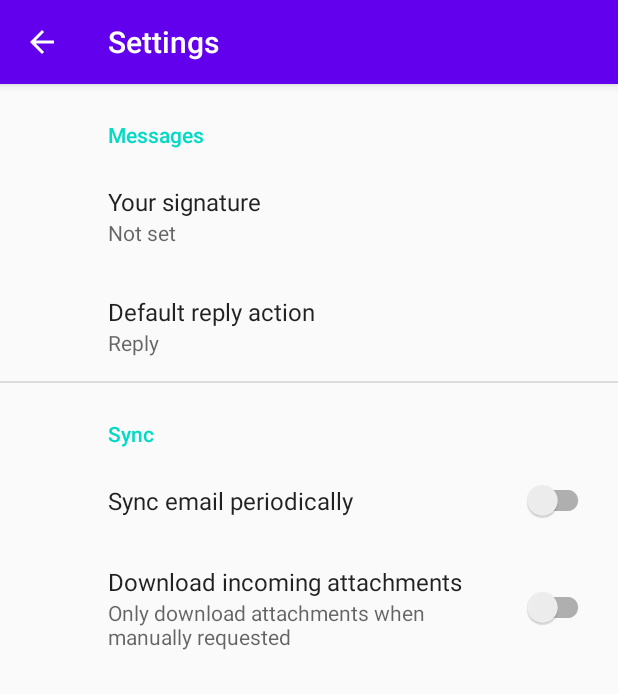
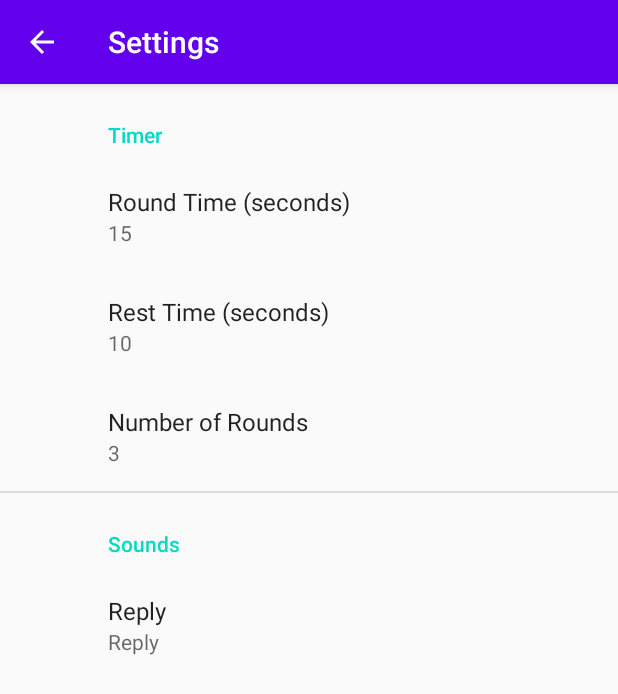
Before and after one commit to shuaybk/SirBoxalot, an Android app: the SettingsActivity screen opened directly, with no data from a screen before it, on a phone screen of 412 x 824 dp. Shown: the top 694 px of the screen. Run offline under Robolectric (Android 15) with nearby library versions, the phone set to English and light mode, and no system bars; our stand-ins replace androidx.preference; libraries missing offline, so code that uses them is left out: com.shuayb.capstone.

```diff
--- a/app/src/main/java/com/shuayb/capstone/android/sirboxalot/MainActivity.kt
+++ b/app/src/main/java/com/shuayb/capstone/android/sirboxalot/MainActivity.kt
@@ -37,6 +37,7 @@ class MainActivity : AppCompatActivity() {
     }
 
     private fun initSetup() {
+        updateTimerViews()
         mediaPlayer = MediaPlayer.create(this, R.raw.triple_bell)
         mBinding.startButton.setOnClickListener {
             startCounterThread()
@@ -140,7 +141,9 @@ class MainActivity : AppCompatActivity() {
     }
 
     private fun resetCounter() {
-        counterJob.cancel()
+        if (::counterJob.isInitialized) {
+            counterJob.cancel()
+        }
         timerState = TIMER_STATE_STOPPED
         roundsRemaining = NUM_ROUNDS
         timeRemaining = ROUND_TIME
--- a/app/src/main/res/values/strings.xml
+++ b/app/src/main/res/values/strings.xml
@@ -2,18 +2,4 @@
     <string name="app_name">SirBoxalot</string>
     <string name="title_activity_settings">Settings</string>
 
-    <!-- Preference Titles -->
-    <string name="messages_header">Messages</string>
-    <string name="sync_header">Sync</string>
-
-    <!-- Messages Preferences -->
-    <string name="signature_title">Your signature</string>
-    <string name="reply_title">Default reply action</string>
-
-    <!-- Sync Preferences -->
-    <string name="sync_title">Sync email periodically</string>
-    <string name="attachment_title">Download incoming attachments</string>
-    <string name="attachment_summary_on">Automatically download attachments for incoming emails
-    </string>
-    <string name="attachment_summary_off">Only download attachments when manually requested</string>
 </resources>
--- a/app/src/main/res/xml/root_preferences.xml
+++ b/app/src/main/res/xml/root_preferences.xml
@@ -1,35 +1,36 @@
 <PreferenceScreen xmlns:app="http://schemas.android.com/apk/res-auto">
 
-    <PreferenceCategory app:title="@string/messages_header">
+    <PreferenceCategory app:title="Timer">
 
         <EditTextPreference
-            app:key="signature"
-            app:title="@string/signature_title"
+            app:title="Round Time (seconds)"
+            app:defaultValue="15"
+            app:key="round_time_key"
             app:useSimpleSummaryProvider="true" />
+
+        <EditTextPreference
+            app:title="Rest Time (seconds)"
+            app:defaultValue="10"
+            app:key="rest_time_key"
+            app:useSimpleSummaryProvider="true" />
+
+        <EditTextPreference
+            app:title="Number of Rounds"
+            app:defaultValue="3"
+            app:key="num_rounds_key"
+            app:useSimpleSummaryProvider="true" />
+
+    </PreferenceCategory>
+
+    <PreferenceCategory app:title="Sounds">
 
         <ListPreference
             app:defaultValue="reply"
             app:entries="@array/reply_entries"
             app:entryValues="@array/reply_values"
             app:key="reply"
-            app:title="@string/reply_title"
+            app:title="Reply"
             app:useSimpleSummaryProvider="true" />
 
     </PreferenceCategory>
-
-    <PreferenceCategory app:title="@string/sync_header">
-
-        <SwitchPreferenceCompat
-            app:key="sync"
-            app:title="@string/sync_title" />
-
-        <SwitchPreferenceCompat
-            app:dependency="sync"
-            app:key="attachment"
-            app:summaryOff="@string/attachment_summary_off"
-            app:summaryOn="@string/attachment_summary_on"
-            app:title="@string/attachment_title" />
-
-    </PreferenceCategory>
-
 </PreferenceScreen>
```
